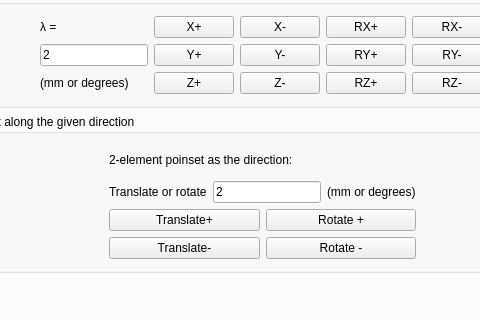
First picture: the form in Plugins/org.mitk.lancet.movedata/src/internal/MoveDataControls.ui, repository zhaomengxiao/LancetMITK-Adition, before the edit; both pictures show x 93 to 573 and y 94 to 414 of the 717 by 610 pixel window.
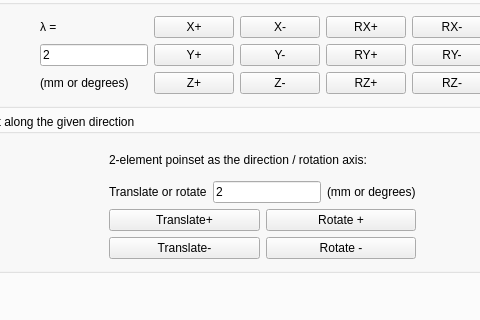
Second picture: the form after the edit. The open tabs and pages were chosen to show the change. Custom widgets are drawn as their Qt base class.

Patch:
```diff
--- a/Plugins/org.mitk.lancet.movedata/src/internal/MoveDataControls.ui
+++ b/Plugins/org.mitk.lancet.movedata/src/internal/MoveDataControls.ui
@@ -130,7 +130,7 @@
                <item>
                 <widget class="QLabel" name="label">
                  <property name="text">
-                  <string>2-element poinset as the direction: </string>
+                  <string>2-element poinset as the direction / rotation axis: </string>
                  </property>
                 </widget>
                </item>
```
Left out of the diff: 2 changed lines with no effect on the pictures.
